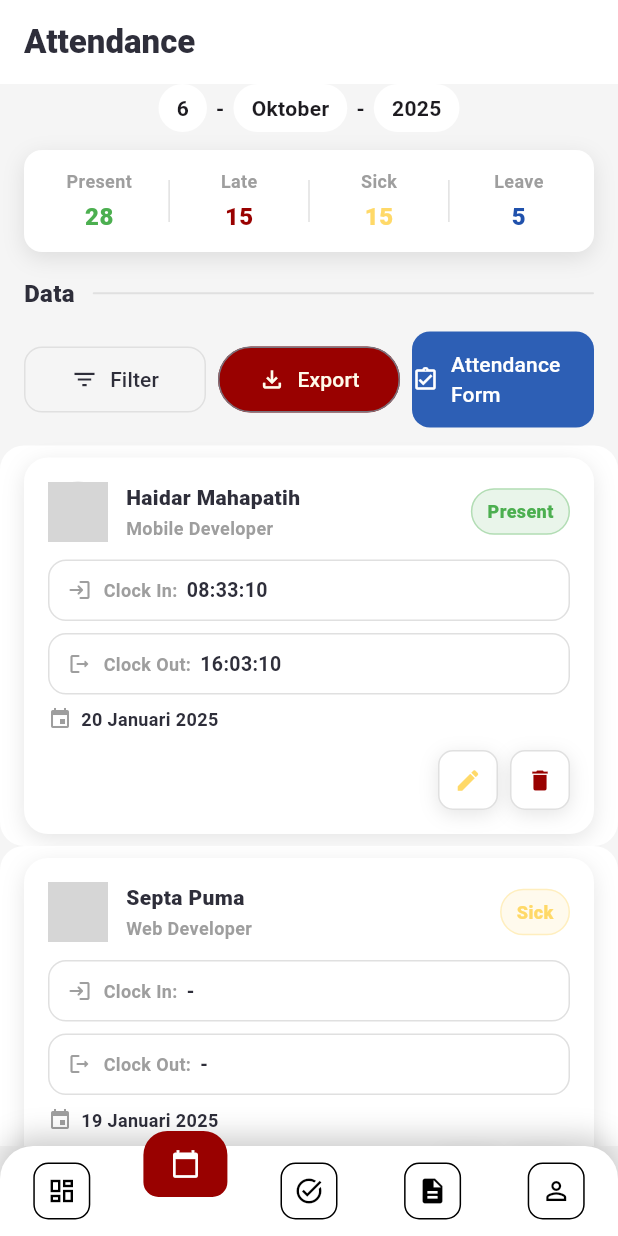
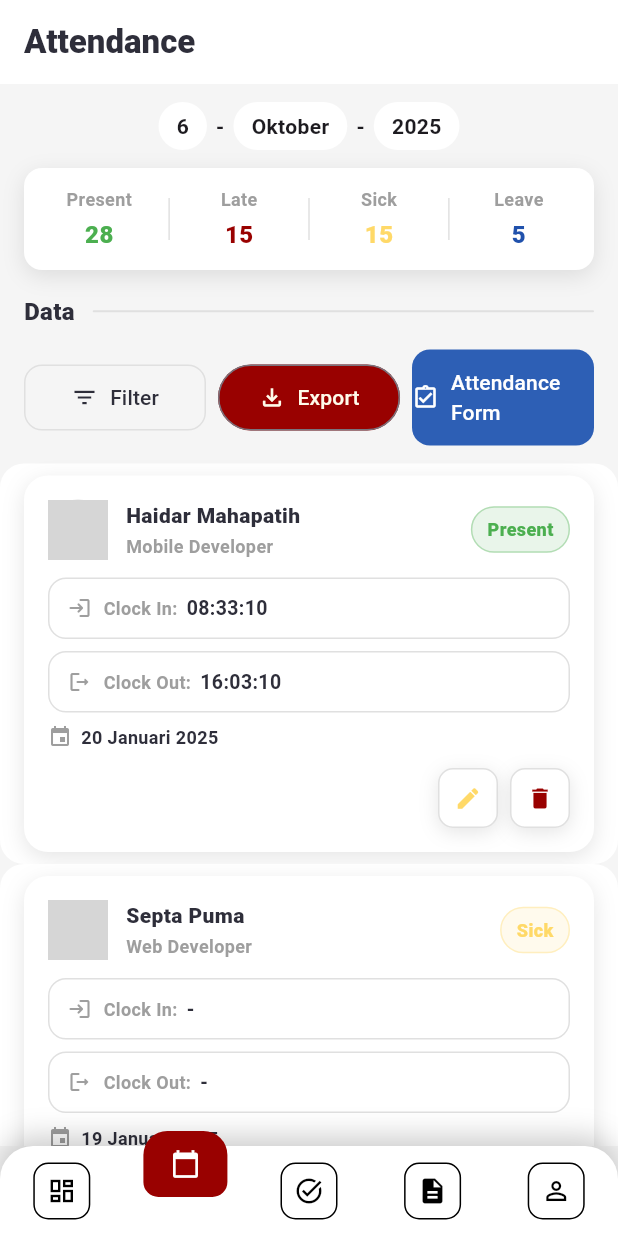
Before and after one commit to RollinPumpkin/BPR_Absence, a Flutter app: the AttendancePage screen opened by its route, on a phone screen of 412 x 824 dp. Run offline on Flutter 3.47's test engine with Material 3 defaults, Android fonts, the phone set to English and light mode, and no system bars; our stand-ins replace dio, file_picker, firebase_auth, fl_chart, fluttertoast, geocoding and 6 more; missing offline and left inert: excel, file_saver; accounts and stored records are empty; network calls fail; grey boxes are pictures that could not be loaded.

Commit message:
Enhance UI spacing and fix background color in admin and user pages

```diff
--- a/frontend/lib/modules/admin/attendance/attendance_page.dart
+++ b/frontend/lib/modules/admin/attendance/attendance_page.dart
@@ -41,12 +41,13 @@ class AttendancePage extends StatelessWidget {
         child: Column(
           crossAxisAlignment: CrossAxisAlignment.start,
           children: [
+            const SizedBox(height: 12), // Added more space from AppBar
             // Tanggal
             const Padding(
               padding: EdgeInsets.symmetric(horizontal: 16),
               child: DateRow(),
             ),
-            const SizedBox(height: 12),
+            const SizedBox(height: 12), // Increased spacing after date
 
             // Stat ringkas
             Padding(
--- a/frontend/lib/modules/admin/profile/pages/settings_page.dart
+++ b/frontend/lib/modules/admin/profile/pages/settings_page.dart
@@ -17,6 +17,7 @@ class _SettingsPageState extends State<SettingsPage> {
   @override
   Widget build(BuildContext context) {
     return Scaffold(
+      backgroundColor: AppColors.backgroundGray, // Fixed pink background
       body: SafeArea(
         child: SingleChildScrollView(
           padding: const EdgeInsets.all(16),
--- a/frontend/lib/modules/user/attendance/attendance_form_page.dart
+++ b/frontend/lib/modules/user/attendance/attendance_form_page.dart
@@ -1,13 +1,11 @@
 import 'package:flutter/material.dart';
 import 'package:frontend/core/constants/colors.dart';
 import 'package:frontend/core/services/location_service.dart';
-import 'package:frontend/core/services/camera_service.dart';
 import 'package:frontend/data/services/attendance_service.dart';
 import 'package:intl/intl.dart';
 import 'package:geolocator/geolocator.dart';
 import 'package:image_picker/image_picker.dart';
 import 'package:permission_handler/permission_handler.dart';
-import 'dart:io';
 import 'dart:typed_data';
 import 'package:flutter/foundation.dart';
 import 'dart:ui' as ui;
@@ -553,7 +551,6 @@ class _AttendanceFormPageState extends State<AttendanceFormPage> {
         // Resize image to 200KB target
         print('📷 Starting image compression...');
         final Uint8List compressedBytes = await _resizeImageToTarget(originalBytes, targetSizeKB: 200);
-        double compressedSizeKB = compressedBytes.length / 1024;
 
         print('📷 Setting state with compressed image...');
         setState(() {
--- a/frontend/lib/modules/user/dashboard/widgets/user_header.dart
+++ b/frontend/lib/modules/user/dashboard/widgets/user_header.dart
@@ -3,7 +3,7 @@ import 'package:frontend/core/constants/colors.dart';
 import 'package:intl/intl.dart';
 import 'package:shared_preferences/shared_preferences.dart';
 import 'dart:async';
-import '../../attendance/user_attendance_form_page.dart';
+import '../../attendance/attendance_form_page.dart';
 
 class UserHeader extends StatefulWidget {
   const UserHeader({super.key});
@@ -176,7 +176,7 @@ class _UserHeaderState extends State<UserHeader> {
     final result = await Navigator.push(
       context,
       MaterialPageRoute(
-        builder: (context) => UserAttendanceFormPage(type: type),
+        builder: (context) => const AttendanceFormPage(),
       ),
     );
 
--- a/frontend/lib/modules/user/letters/letters_page.dart
+++ b/frontend/lib/modules/user/letters/letters_page.dart
@@ -140,6 +140,8 @@ class _UserLettersPageState extends State<UserLettersPage> {
               _buildFilterTab("Waiting approval"),
               const SizedBox(width: 12),
               _buildFilterTab("Approved"),
+              const SizedBox(width: 12),
+              _buildFilterTab("Rejected"),
             ],
           ),
         ],
@@ -310,7 +312,7 @@ class _UserLettersPageState extends State<UserLettersPage> {
   Widget _buildStatusIndicator(String status) {
     Color statusColor;
     switch (status.toLowerCase()) {
-      case 'Waiting approval':
+      case 'waiting approval':
         statusColor = AppColors.primaryBlue;
         break;
       case 'approved':
```
